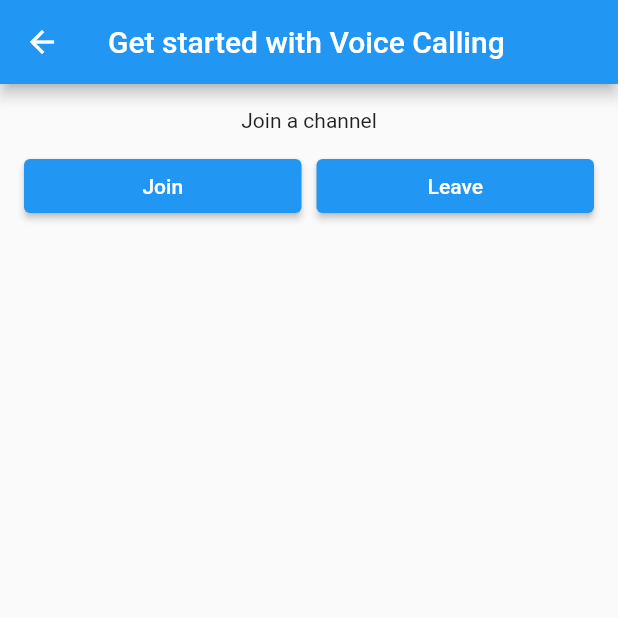
After one commit to ilnhatdev/agora_dynamic_channels, a Flutter app: the screen it shows after launch, after a tap on "SEND TEXT", after a tap on "CALL VOICE", on a phone screen of 412 x 824 dp, the top half of it. The commit adds this screen. Run offline on Flutter 3.47's test engine with Material 2 defaults, Android fonts, the phone set to English and light mode, and no system bars; our stand-ins replace permission_handler; missing offline and left inert: agora_chat_sdk, agora_rtc_engine.

Commit message:
demo agora chat, call voice, call video

```diff
--- a/lib/main.dart
+++ b/lib/main.dart
@@ -1,3 +1,5 @@
+import 'package:agora_dynamic_channels/main1.dart';
+import 'package:agora_dynamic_channels/main2.dart';
 import 'package:flutter/material.dart';
 import 'package:agora_chat_sdk/agora_chat_sdk.dart';
 
@@ -21,7 +23,7 @@ class MyApp extends StatelessWidget {
       theme: ThemeData(
         primarySwatch: Colors.blue,
       ),
-      home: const MyHomePage(title: 'Flutter SDK Demo'),
+      home: const MyHomePage(title: 'Chat call video'),
     );
   }
 }
@@ -41,7 +43,8 @@ class _MyHomePageState extends State<MyHomePage> {
   String _password = "";
   String _messageContent = "";
   String _chatId = "";
-  final List<String> _logText = [];
+  final List<Widget> _logText = [];
+  final TextEditingController? _txtMess = TextEditingController();
 
   @override
   void initState() {
@@ -118,23 +121,54 @@ class _MyHomePageState extends State<MyHomePage> {
               onChanged: (chatId) => _chatId = chatId,
             ),
             TextField(
+              controller: _txtMess,
               decoration: const InputDecoration(hintText: "Enter content"),
               onChanged: (msg) => _messageContent = msg,
             ),
             const SizedBox(height: 10),
+            Row(
+              mainAxisAlignment: MainAxisAlignment.spaceBetween,
+              children: [
                 TextButton(
                   onPressed: _sendMessage,
                   child: const Text("SEND TEXT"),
                   style: ButtonStyle(
                     foregroundColor: MaterialStateProperty.all(Colors.white),
-                backgroundColor: MaterialStateProperty.all(Colors.lightBlue),
+                    backgroundColor:
+                        MaterialStateProperty.all(Colors.lightBlue),
                   ),
+                ),
+                TextButton(
+                  onPressed: () => Navigator.push(
+                    context,
+                    MaterialPageRoute(builder: (context) => CallVoice()),
+                  ),
+                  child: const Text("CALL VOICE"),
+                  style: ButtonStyle(
+                    foregroundColor: MaterialStateProperty.all(Colors.white),
+                    backgroundColor:
+                        MaterialStateProperty.all(Colors.lightBlue),
+                  ),
+                ),
+                TextButton(
+                  onPressed: () => Navigator.push(
+                    context,
+                    MaterialPageRoute(builder: (context) => CallVideo()),
+                  ),
+                  child: const Text("CALL VIDEO"),
+                  style: ButtonStyle(
+                    foregroundColor: MaterialStateProperty.all(Colors.white),
+                    backgroundColor:
+                        MaterialStateProperty.all(Colors.lightBlue),
+                  ),
+                ),
+              ],
             ),
             Flexible(
               child: ListView.builder(
                 controller: scrollController,
                 itemBuilder: (_, index) {
-                  return Text(_logText[index]);
+                  return _logText[index];
                 },
                 itemCount: _logText.length,
               ),
@@ -157,16 +191,14 @@ class _MyHomePageState extends State<MyHomePage> {
         "UNIQUE_HANDLER_ID",
         ChatMessageEvent(
           onSuccess: (msgId, msg) {
-            _addLogToConsole("on message succeed");
+            // _addLogToConsole("on message succeed");
           },
           onProgress: (msgId, progress) {
-            _addLogToConsole("on message progress");
+            // _addLogToConsole("on message progress");
           },
-          onError: (msgId, msg, error) {
-            _addLogToConsole(
-              "on message failed, code: ${error.code}, desc: ${error.description}",
-            );
-          },
+          onError: (msgId, msg, error) {}, // _addLogToConsole(
+          //   "on message failed, code: ${error.code}, desc: ${error.description}",
+          // );
         ));
 
     ChatClient.getInstance.chatManager.addEventHandler(
@@ -178,9 +210,10 @@ class _MyHomePageState extends State<MyHomePage> {
               case MessageType.TXT:
                 {
                   ChatTextMessageBody body = msg.body as ChatTextMessageBody;
-                  _addLogToConsole(
-                    "receive text message: ${body.content}, from: ${msg.from}",
-                  );
+                  // _addLogToConsole(
+                  //   body.content,
+                  // );
+                  displayMessage(body.content, false);
                 }
                 break;
               case MessageType.IMAGE:
@@ -288,12 +321,40 @@ class _MyHomePageState extends State<MyHomePage> {
     );
 
     ChatClient.getInstance.chatManager.sendMessage(msg);
+    displayMessage(_messageContent, true);
+    // _addLogToConsole(_messageContent);
+    _txtMess!.clear();
   }
 
   void _addLogToConsole(String log) {
-    _logText.add(_timeString + ": " + log);
+    _logText.add(Text(log));
     setState(() {
       scrollController.jumpTo(scrollController.position.maxScrollExtent);
+    });
+  }
+
+  void displayMessage(String text, bool isSentMessage) {
+    _logText.add(Row(children: [
+      Expanded(
+        child: Align(
+          alignment:
+              isSentMessage ? Alignment.centerRight : Alignment.centerLeft,
+          child: Container(
+            padding: const EdgeInsets.all(10),
+            margin: EdgeInsets.fromLTRB(
+                (isSentMessage ? 50 : 0), 5, (isSentMessage ? 0 : 50), 5),
+            decoration: BoxDecoration(
+              color: isSentMessage
+                  ? const Color(0xFFDCF8C6)
+                  : const Color(0xFFFFFFFF),
+            ),
+            child: Text(text),
+          ),
+        ),
+      ),
+    ]));
+    setState(() {
+      scrollController.jumpTo(scrollController.position.maxScrollExtent + 50);
     });
   }
 
--- /dev/null
+++ b/lib/main2.dart
@@ -0,0 +1,156 @@
+import 'dart:async';
+import 'package:flutter/material.dart';
+import 'package:permission_handler/permission_handler.dart';
+
+import 'package:agora_rtc_engine/agora_rtc_engine.dart';
+
+const String appId = "0b47427ee7334417a90ff22c4e537b08";
+
+class CallVoice extends StatefulWidget {
+  const CallVoice({Key? key}) : super(key: key);
+
+  @override
+  _CallVoiceState createState() => _CallVoiceState();
+}
+
+class _CallVoiceState extends State<CallVoice> {
+  String channelName = "nhat";
+  String token =
+      "007eJxTYHj0TU1Lu4Rnr9S8n9FHd757u2v12wjhj7v++Hjb/raYmSOnwGCQZGJuYmSemmpubGxiYmieaGmQlmZklGySampsnmRgkfHSL7UhkJHB0+IoAyMUgvgsDHkZiSUMDADLJSCV";
+
+  int uid = 0; // uid of the local user
+
+  int? _remoteUid; // uid of the remote user
+  bool _isJoined = false; // Indicates if the local user has joined the channel
+  late RtcEngine agoraEngine; // Agora engine instance
+
+  final GlobalKey<ScaffoldMessengerState> scaffoldMessengerKey =
+      GlobalKey<ScaffoldMessengerState>(); // Global key to access the scaffold
+
+  showMessage(String message) {
+    scaffoldMessengerKey.currentState?.showSnackBar(SnackBar(
+      content: Text(message),
+    ));
+  }
+
+  // Build UI
+  @override
+  Widget build(BuildContext context) {
+    return Scaffold(
+        appBar: AppBar(
+          title: const Text('Get started with Voice Calling'),
+        ),
+        body: ListView(
+          padding: const EdgeInsets.symmetric(horizontal: 16, vertical: 4),
+          children: [
+            // Status text
+            Container(height: 40, child: Center(child: _status())),
+            // Button Row
+            Row(
+              children: <Widget>[
+                Expanded(
+                  child: ElevatedButton(
+                    child: const Text("Join"),
+                    onPressed: () => {join()},
+                  ),
+                ),
+                const SizedBox(width: 10),
+                Expanded(
+                  child: ElevatedButton(
+                    child: const Text("Leave"),
+                    onPressed: () => {leave()},
+                  ),
+                ),
+              ],
+            ),
+          ],
+        ));
+  }
+
+  Widget _status() {
+    String statusText;
+
+    if (!_isJoined)
+      statusText = 'Join a channel';
+    else if (_remoteUid == null)
+      statusText = 'Waiting for a remote user to join...';
+    else
+      statusText = 'Connected to remote user, uid:$_remoteUid';
+
+    return Text(
+      statusText,
+    );
+  }
+
+  @override
+  void initState() {
+    super.initState();
+    // Set up an instance of Agora engine
+    setupVoiceSDKEngine();
+  }
+
+  Future<void> setupVoiceSDKEngine() async {
+    // retrieve or request microphone permission
+    await [Permission.microphone].request();
+
+    //create an instance of the Agora engine
+    agoraEngine = createAgoraRtcEngine();
+    await agoraEngine.initialize(const RtcEngineContext(appId: appId));
+
+    // Register the event handler
+    agoraEngine.registerEventHandler(
+      RtcEngineEventHandler(
+        onJoinChannelSuccess: (RtcConnection connection, int elapsed) {
+          showMessage(
+              "Local user uid:${connection.localUid} joined the channel");
+          setState(() {
+            _isJoined = true;
+          });
+        },
+        onUserJoined: (RtcConnection connection, int remoteUid, int elapsed) {
+          showMessage("Remote user uid:$remoteUid joined the channel");
+          setState(() {
+            _remoteUid = remoteUid;
+          });
+        },
+        onUserOffline: (RtcConnection connection, int remoteUid,
+            UserOfflineReasonType reason) {
+          showMessage("Remote user uid:$remoteUid left the channel");
+          setState(() {
+            _remoteUid = null;
+          });
+        },
+      ),
+    );
+  }
+
+  void join() async {
+    // Set channel options including the client role and channel profile
+    ChannelMediaOptions options = const ChannelMediaOptions(
+      clientRoleType: ClientRoleType.clientRoleBroadcaster,
+      channelProfile: ChannelProfileType.channelProfileCommunication,
+    );
+
+    await agoraEngine.joinChannel(
+      token: token,
+      channelId: channelName,
+      options: options,
+      uid: uid,
+    );
+  }
+
+  void leave() {
+    setState(() {
+      _isJoined = false;
+      _remoteUid = null;
+    });
+    agoraEngine.leaveChannel();
+  }
+
+// Clean up the resources when you leave
+  @override
+  void dispose() async {
+    await agoraEngine.leaveChannel();
+    super.dispose();
+  }
+}
```
Also changed, not shown: lib/main1.dart (+174 -176 lines), 1 other file. Lines whose indentation alone changed are shown as unchanged.
